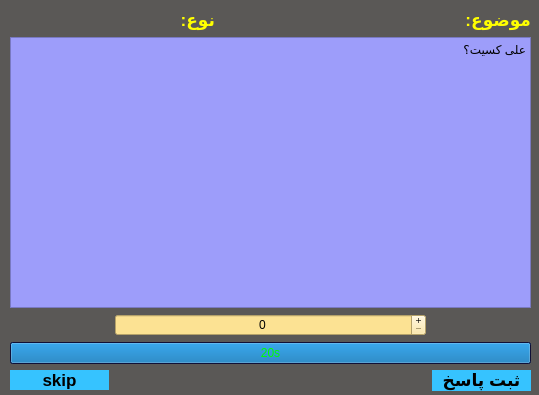
Above: TicTocToeQuiz_clinet/numberquestion.ui from alireza1384848/AP-project before the change. Below: the same form after it.
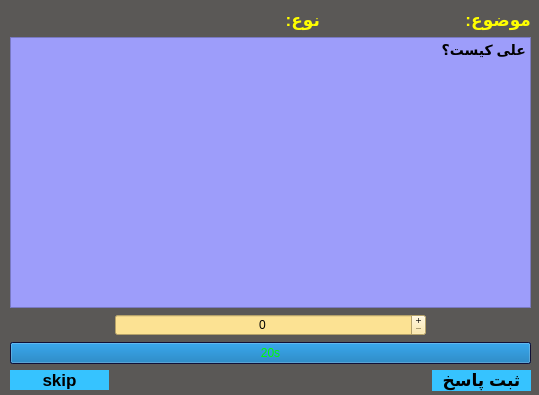
That is the form after the change.

Commit message: Shortquestion , Multiplequestion and Numberquestion designed (V2)

What changed in the file:
```diff
--- a/TicTocToeQuiz_clinet/numberquestion.ui
+++ b/TicTocToeQuiz_clinet/numberquestion.ui
@@ -96,26 +96,6 @@
       </property>
      </widget>
     </item>
-    <item row="0" column="0">
-     <widget class="QLabel" name="type1_label">
-      <property name="styleSheet">
-       <string notr="true">color: #29FF43;font-weight: 900;font-size: 17px;</string>
-      </property>
-      <property name="text">
-       <string/>
-      </property>
-     </widget>
-    </item>
-    <item row="0" column="1">
-     <widget class="QLabel" name="typetxt">
-      <property name="styleSheet">
-       <string notr="true">color: yellow;font-weight: 900;font-size: 17px;</string>
-      </property>
-      <property name="text">
-       <string>نوع:</string>
-      </property>
-     </widget>
-    </item>
     <item row="3" column="1" colspan="3">
      <widget class="QSpinBox" name="spinBox">
       <property name="styleSheet">
@@ -151,7 +131,9 @@
     <item row="1" column="0" colspan="5">
      <widget class="QTextBrowser" name="quesText">
       <property name="styleSheet">
-       <string notr="true">background-color: #9D9DFA ;</string>
+       <string notr="true">background-color: #9D9DFA ;
+font-weight: 900;
+font-size: 15px;</string>
       </property>
       <property name="html">
        <string>&lt;!DOCTYPE HTML PUBLIC &quot;-//W3C//DTD HTML 4.0//EN&quot; &quot;http://www.w3.org/TR/REC-html40/strict.dtd&quot;&gt;
@@ -160,8 +142,28 @@
 hr { height: 1px; border-width: 0; }
 li.unchecked::marker { content: &quot;\2610&quot;; }
 li.checked::marker { content: &quot;\2612&quot;; }
-&lt;/style&gt;&lt;/head&gt;&lt;body style=&quot; font-family:'Segoe UI'; font-size:9pt; font-weight:400; font-style:normal;&quot;&gt;
-&lt;p align=&quot;right&quot; style=&quot; margin-top:0px; margin-bottom:0px; margin-left:0px; margin-right:0px; -qt-block-indent:0; text-indent:0px;&quot;&gt;علی کسیت؟&lt;/p&gt;&lt;/body&gt;&lt;/html&gt;</string>
+&lt;/style&gt;&lt;/head&gt;&lt;body style=&quot; font-family:'Segoe UI'; font-size:15px; font-weight:900; font-style:normal;&quot;&gt;
+&lt;p align=&quot;right&quot; style=&quot; margin-top:0px; margin-bottom:0px; margin-left:0px; margin-right:0px; -qt-block-indent:0; text-indent:0px;&quot;&gt;&lt;span style=&quot; font-size:14px;&quot;&gt;علی کیست؟&lt;/span&gt;&lt;/p&gt;&lt;/body&gt;&lt;/html&gt;</string>
+      </property>
+     </widget>
+    </item>
+    <item row="0" column="2">
+     <widget class="QLabel" name="typetxt">
+      <property name="styleSheet">
+       <string notr="true">color: yellow;font-weight: 900;font-size: 17px;</string>
+      </property>
+      <property name="text">
+       <string>نوع:</string>
+      </property>
+     </widget>
+    </item>
+    <item row="0" column="0" colspan="2">
+     <widget class="QLabel" name="type1_label">
+      <property name="styleSheet">
+       <string notr="true">color: #29FF43;font-weight: 900;font-size: 17px;</string>
+      </property>
+      <property name="text">
+       <string/>
       </property>
      </widget>
     </item>
```
The commit also changes 19 other files.
